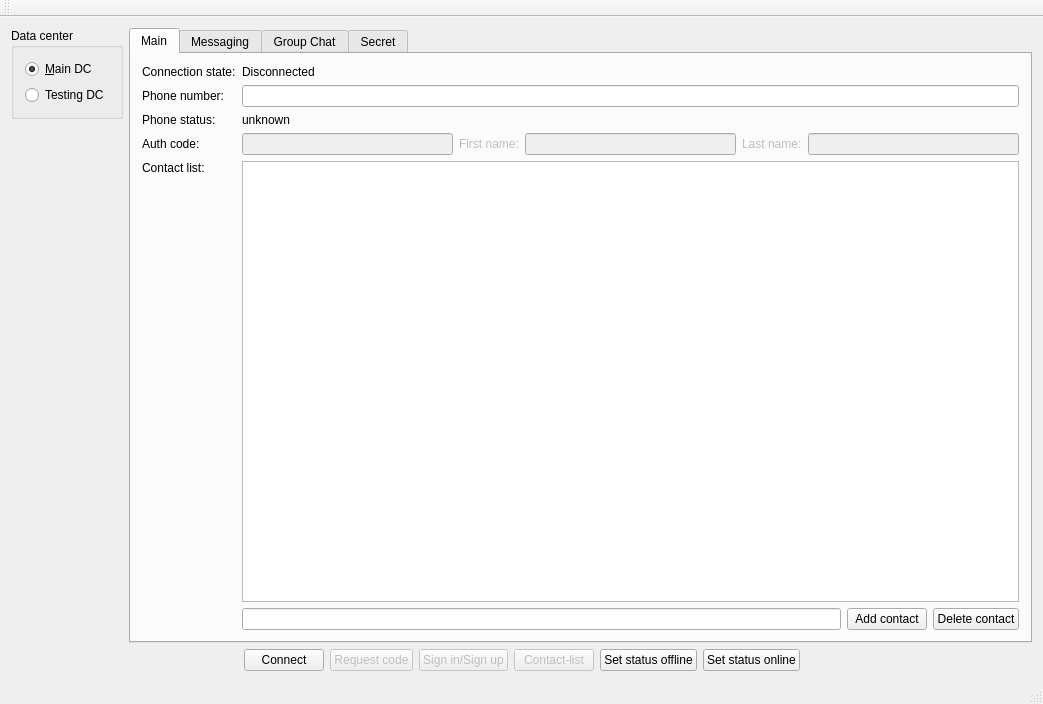
Before: the Qt Designer form testApp/MainWindow.ui in Kaffeine/telegram-qt, drawn with Qt 5.
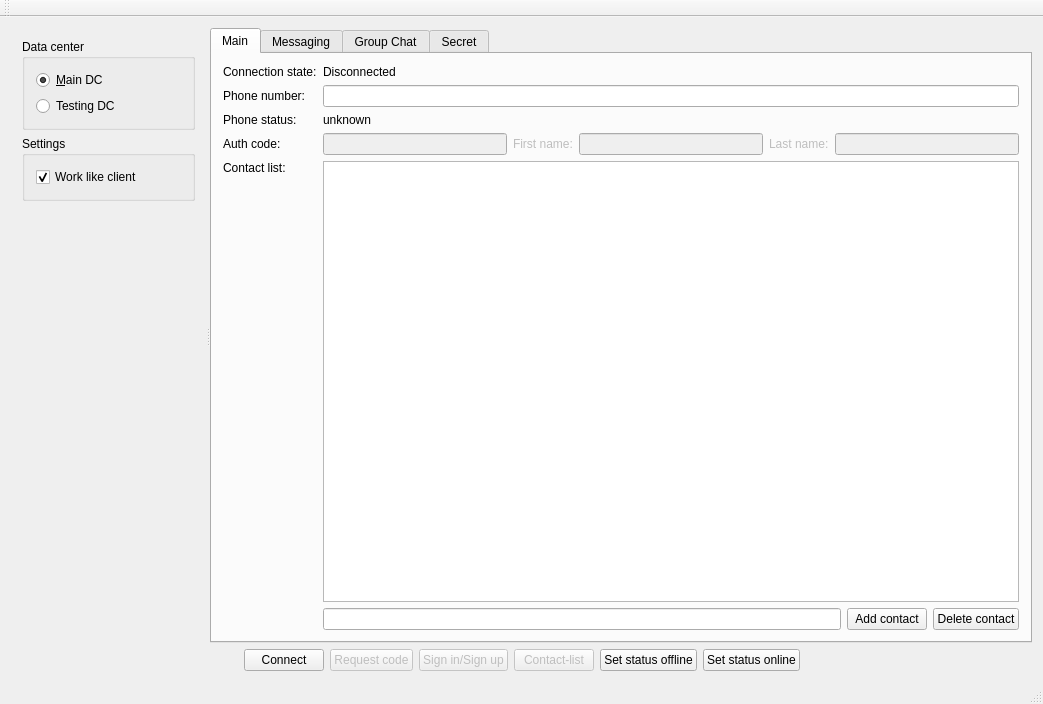
After: the same form once the commit is applied.

Commit message: testApp: Added option to enable "client-like" behavior. Enabled by default.

What changed in the file:
```diff
--- a/testApp/MainWindow.ui
+++ b/testApp/MainWindow.ui
@@ -14,10 +14,15 @@
    <string>MainWindow</string>
   </property>
   <widget class="QWidget" name="centralWidget">
-   <layout class="QVBoxLayout" name="verticalLayout">
-    <item>
      <layout class="QGridLayout" name="gridLayout_3">
       <item row="0" column="0">
+     <widget class="QSplitter" name="mainSplitter">
+      <property name="orientation">
+       <enum>Qt::Horizontal</enum>
+      </property>
+      <widget class="QWidget" name="layoutWidget">
+       <layout class="QVBoxLayout" name="leftPanel">
+        <item>
        <widget class="QGroupBox" name="groupBox">
         <property name="title">
          <string>Data center</string>
@@ -46,7 +51,29 @@
         </layout>
        </widget>
       </item>
-      <item row="1" column="0">
+        <item>
+         <widget class="QGroupBox" name="groupBox_2">
+          <property name="title">
+           <string>Settings</string>
+          </property>
+          <layout class="QGridLayout" name="gridLayout_8">
+           <item row="0" column="0">
+            <widget class="QCheckBox" name="workLikeClient">
+             <property name="toolTip">
+              <string>Set checked to enable client behavior. E.g. set online status on connection and set offline status on app quit.</string>
+             </property>
+             <property name="text">
+              <string>Work like client</string>
+             </property>
+             <property name="checked">
+              <bool>true</bool>
+             </property>
+            </widget>
+           </item>
+          </layout>
+         </widget>
+        </item>
+        <item>
        <spacer name="verticalSpacer_2">
         <property name="orientation">
          <enum>Qt::Vertical</enum>
@@ -59,7 +86,8 @@
         </property>
        </spacer>
       </item>
-      <item row="0" column="1" rowspan="2">
+       </layout>
+      </widget>
        <widget class="QTabWidget" name="tabWidget">
         <property name="currentIndex">
          <number>0</number>
@@ -366,10 +394,9 @@
          </layout>
         </widget>
        </widget>
-      </item>
-     </layout>
-    </item>
-    <item>
+     </widget>
+    </item>
+    <item row="1" column="0">
      <layout class="QHBoxLayout" name="horizontalLayout">
       <item>
        <spacer name="horizontalSpacer_3">
```
Left out of the diff: 2 changed lines with no effect on the pictures. Lines whose indentation alone changed are shown as unchanged. The commit also changes 2 other files.
